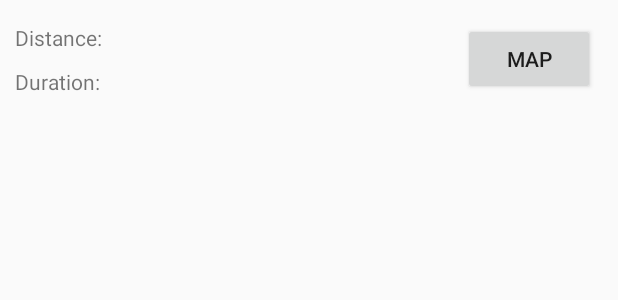
After one commit to croft1/BurnBoy, an Android app: the layout list_history_expanded.xml on its own in the app's theme, with its tools: preview values and no code run, on a phone screen of 412 x 824 dp. The commit adds this screen. Shown: the top 300 px of the screen. Run offline under Robolectric (Android 15) with nearby library versions, the phone set to English and light mode, and no system bars.

Commit message:
cp not working nicely
issues with uri.
get sstarted on expandable list, clicking to reveal map with markers and their details.
\
then work on getting the bg service to track location

```diff
--- a/app/src/main/java/devicroft/burnboy/Data/MovementLogProviderContract.java
+++ b/app/src/main/java/devicroft/burnboy/Data/MovementLogProviderContract.java
@@ -10,7 +10,7 @@ public class MovementLogProviderContract {
 
     //outlining the parameters for what everything is worth and pointing to
     //reememember i need to put the name of the actual provider class here, not just the package name
-    public static final String AUTHORITY = "devicroft.rosettarecipes.RecipeProvider";
+    public static final String AUTHORITY = "devicroft.burnboy.MovementLogContentProvider";
 
     public static final Uri MOVEMENT_URI = Uri.parse("content://"+AUTHORITY+"/"+LogDBHelper.TABLENAME_MOVEMENT);
     public static final Uri MARKER_URI = Uri.parse("content://"+AUTHORITY+"/"+LogDBHelper.TABLENAME_MARKER);
--- a/app/src/main/java/devicroft/burnboy/MovementLog.java
+++ b/app/src/main/java/devicroft/burnboy/MovementLog.java
@@ -14,7 +14,7 @@ import java.util.Date;
 public class MovementLog {
 
     int _id;
-    ArrayList<Marker> markers = new ArrayList<>();
+    ArrayList<MovementMarker> markers = new ArrayList<>();
     ArrayList<Date> markerDate = new ArrayList<>();
     Date startTime;
     Date endTime;
@@ -47,11 +47,11 @@ public class MovementLog {
         this._id = _id;
     }
 
-    public ArrayList<Marker> getMarkers() {
+    public ArrayList<MovementMarker> getMarkers() {
         return markers;
     }
 
-    public void setMarkers(ArrayList<Marker> markers) {
+    public void setMarkers(ArrayList<MovementMarker> markers) {
         this.markers = markers;
     }
 
--- /dev/null
+++ b/app/src/main/res/layout/list_history_expanded.xml
@@ -0,0 +1,38 @@
+<?xml version="1.0" encoding="utf-8"?>
+<RelativeLayout
+    xmlns:android="http://schemas.android.com/apk/res/android"
+    android:orientation="vertical"
+    android:layout_width="match_parent"
+    android:layout_height="match_parent">
+
+    <Button
+        android:text="@string/action_maps_label"
+        android:layout_width="wrap_content"
+        android:layout_height="wrap_content"
+        android:layout_alignParentTop="true"
+        android:layout_alignParentEnd="true"
+        android:id="@+id/expanded_map_button"
+        android:layout_margin="15dp"
+        android:isScrollContainer="true" />
+
+    <TextView
+        android:text="@string/list_distance_label"
+        android:layout_width="wrap_content"
+        android:layout_height="wrap_content"
+        android:id="@+id/expanded_distance_label"
+        android:layout_marginLeft="10dp"
+        android:layout_marginRight="10dp"
+        android:layout_alignTop="@+id/expanded_map_button"
+        android:layout_alignParentStart="true" />
+
+    <TextView
+        android:text="@string/list_duration_label"
+        android:layout_width="wrap_content"
+        android:layout_height="wrap_content"
+        android:id="@+id/expanded_duration_label"
+        android:layout_marginRight="10dp"
+        android:layout_below="@+id/expanded_distance_label"
+        android:layout_marginLeft="10dp"
+        android:layout_marginTop="10dp"
+        android:layout_marginBottom="10dp" />
+</RelativeLayout>
--- a/app/src/main/res/values/colors.xml
+++ b/app/src/main/res/values/colors.xml
@@ -1,6 +1,6 @@
 <?xml version="1.0" encoding="utf-8"?>
 <resources>
-    <color name="colorPrimary">#3F51B5</color>
-    <color name="colorPrimaryDark">#303F9F</color>
-    <color name="colorAccent">#FF4081</color>
+    <color name="colorPrimary">#C33737</color>
+    <color name="colorPrimaryDark">#A11C1C</color>
+    <color name="colorAccent">#A5BC36</color>
 </resources>
--- a/app/src/main/res/values/strings.xml
+++ b/app/src/main/res/values/strings.xml
@@ -9,6 +9,8 @@
     <string name="start_fitnesslogging">Activity Tracking Begun</string>
     <string name="delete_all_message">Deleting all logs...</string>
     <string name="delete_all_undo_message">All your logs are restored</string>
+    <string name="list_distance_label">Distance:</string>
+    <string name="list_duration_label">Duration:</string>
     <!-- END UI STRINGS -->
 
     <!-- PERMISSION STRINGS -->
```
Also changed, not shown: app/src/main/java/devicroft/burnboy/Activities/MainActivity.java (+139 -24 lines), app/src/main/java/devicroft/burnboy/Data/DbQueries.java (added, +10 -0 lines), app/src/main/java/devicroft/burnboy/Data/LogDBHelper.java (+17 -9 lines), app/src/main/java/devicroft/burnboy/Data/MovementLogContentProvider.java (+11 -7 lines), app/src/main/java/devicroft/burnboy/MovementMarker.java (added, +80 -0 lines), app/src/main/res/layout/activity_history.xml (+11 -4 lines), app/src/main/res/layout/list_history_summary.xml (added, +13 -0 lines), app/src/main/res/menu/menu.xml (+8 -6 lines).
